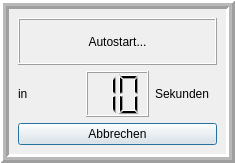
Qt form linbo_gui/autostart.ui (linuxmuster/linuxmuster-linbo) before a commit.
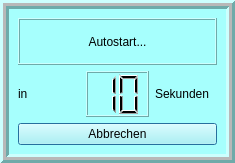
The same form after that commit.

Commit message: change dialog background to light blue

```diff
--- a/linbo_gui/autostart.ui
+++ b/linbo_gui/autostart.ui
@@ -13,6 +13,12 @@
   <property name="windowTitle">
    <string>Dialog</string>
   </property>
+  <property name="autoFillBackground">
+   <bool>false</bool>
+  </property>
+  <property name="styleSheet">
+   <string notr="true">background-color: rgb(166, 255, 253);</string>
+  </property>
   <property name="modal">
    <bool>true</bool>
   </property>
@@ -31,6 +37,9 @@
    </property>
    <item>
     <widget class="QFrame" name="frame">
+     <property name="styleSheet">
+      <string notr="true">border-color: rgb(38, 38, 255);</string>
+     </property>
      <property name="frameShape">
       <enum>QFrame::Box</enum>
      </property>
```
The commit also changes 11 other files.
